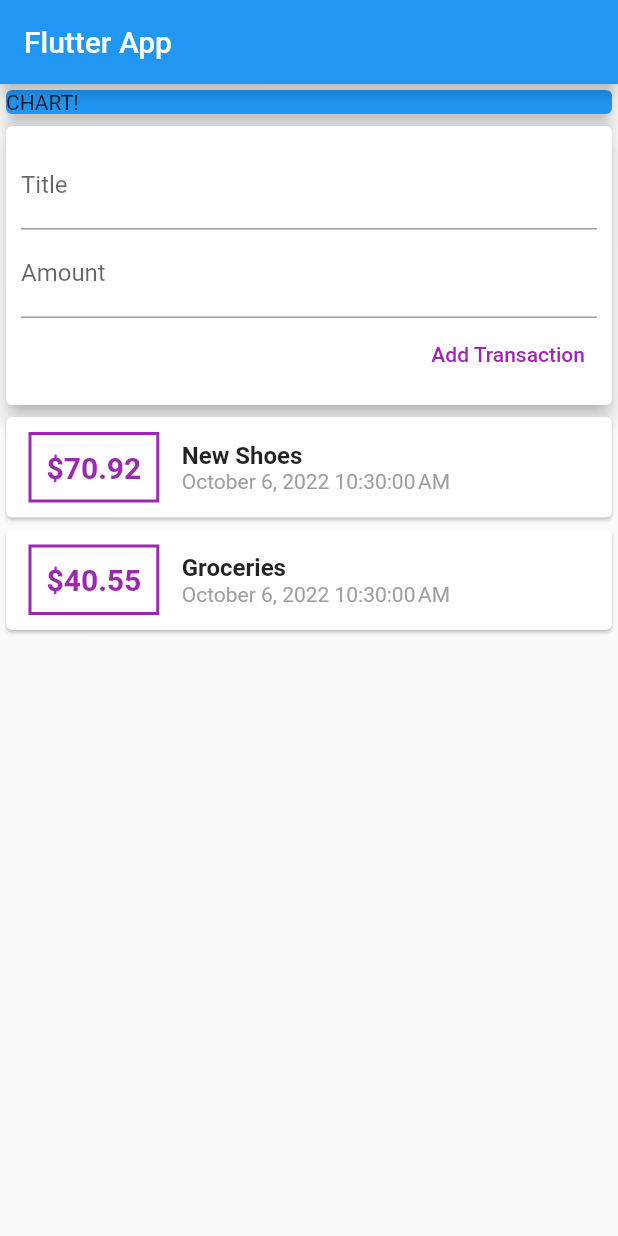
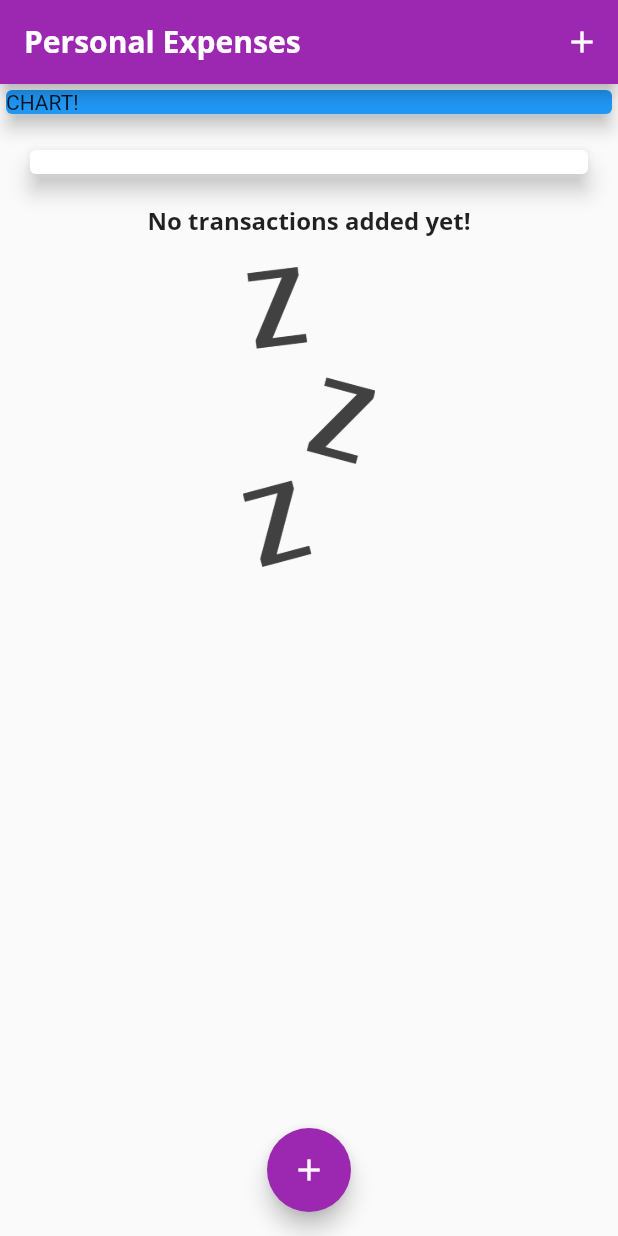
Before and after one commit to balakrishdq/expense_tracker_app, a Flutter app: the screen it shows after launch, on a phone screen of 412 x 824 dp. Run offline on Flutter 3.47's test engine with Material 2 defaults, Android fonts, the phone set to English and light mode, and no system bars; missing offline and left inert: dart:ffi.

Commit message:
till chart bar

```diff
--- a/lib/main.dart
+++ b/lib/main.dart
@@ -1,9 +1,10 @@
+import 'dart:ffi';
+
 import 'package:expense_tracker/models/transaction.dart';
+import 'package:expense_tracker/widgets/chart.dart';
 import 'package:expense_tracker/widgets/new_transaction.dart';
 import 'package:expense_tracker/widgets/transaction_list.dart';
-import 'package:expense_tracker/widgets/user_transactions.dart';
 import 'package:flutter/material.dart';
-import 'package:intl/intl.dart';
 
 void main() {
   runApp(const MyApp());
@@ -14,25 +15,102 @@ class MyApp extends StatelessWidget {
   @override
   Widget build(BuildContext context) {
     return MaterialApp(
-      title: 'Flutter Demo',
+      title: 'Personal Expenses',
       theme: ThemeData(
-        primarySwatch: Colors.blue,
+        primarySwatch: Colors.purple,
+        fontFamily: 'Quicksand',
+        textTheme: ThemeData.light().textTheme.copyWith(
+              titleMedium: TextStyle(
+                fontFamily: 'OpenSans',
+                fontWeight: FontWeight.bold,
+                fontSize: 16,
+              ),
+            ),
+        appBarTheme: AppBarTheme(
+          titleTextStyle: TextStyle(
+            fontFamily: 'OpenSans',
+            fontWeight: FontWeight.bold,
+            fontSize: 20,
+          ),
+        ),
       ),
       home: Homepage(),
     );
   }
 }
 
-class Homepage extends StatelessWidget {
+class Homepage extends StatefulWidget {
   Homepage({Key? key}) : super(key: key);
+
+  @override
+  State<Homepage> createState() => _HomepageState();
+}
+
+class _HomepageState extends State<Homepage> {
+  final List<Transaction> _userTransactions = [
+    // Transaction(
+    //   id: 't1',
+    //   title: 'New Shoes',
+    //   amount: 70.92,
+    //   date: DateTime.now(),
+    // ),
+    // Transaction(
+    //   id: 't2',
+    //   title: 'Groceries',
+    //   amount: 40.55,
+    //   date: DateTime.now(),
+    // ),
+  ];
+
+  List<Transaction> get _recentTransaction {
+    return _userTransactions.where((tx) {
+      return tx.date.isAfter(
+        DateTime.now().subtract(
+          Duration(days: 7),
+        ),
+      );
+    }).toList();
+  }
+
+  void _addNewTransactions(
+      String txTitle, double txAmount, DateTime chosenDate) {
+    final txNew = Transaction(
+      id: DateTime.now().toString(),
+      title: txTitle,
+      amount: txAmount,
+      date: chosenDate,
+    );
+    setState(() {
+      _userTransactions.add(txNew);
+    });
+  }
+
+  void startAddNewSheet(BuildContext ctx) {
+    showModalBottomSheet(
+        context: ctx,
+        builder: (bCtx) {
+          return GestureDetector(
+            onTap: () {},
+            child: NewTransaction(_addNewTransactions),
+            behavior: HitTestBehavior.opaque,
+          );
+        });
+  }
 
   @override
   Widget build(BuildContext context) {
     return Scaffold(
       appBar: AppBar(
-        title: Text('Flutter App'),
+        title: Text('Personal Expenses'),
+        actions: [
+          IconButton(
+            onPressed: () => startAddNewSheet(context),
+            icon: Icon(Icons.add),
+          )
+        ],
       ),
-      body: Column(
+      body: SingleChildScrollView(
+        child: Column(
           crossAxisAlignment: CrossAxisAlignment.stretch,
           children: [
             Container(
@@ -43,8 +121,17 @@ class Homepage extends StatelessWidget {
                 elevation: 5,
               ),
             ),
-          UserTransactions(),
+            Chart(_recentTransaction),
+            TransactionList(_userTransactions),
           ],
+        ),
+      ),
+      floatingActionButtonLocation: FloatingActionButtonLocation.centerFloat,
+      floatingActionButton: FloatingActionButton(
+        child: Icon(
+          Icons.add,
+        ),
+        onPressed: () => startAddNewSheet(context),
       ),
     );
   }
--- /dev/null
+++ b/lib/widgets/chart.dart
@@ -0,0 +1,62 @@
+import 'package:expense_tracker/models/transaction.dart';
+import 'package:expense_tracker/widgets/chart_bar.dart';
+import 'package:flutter/material.dart';
+import 'package:intl/intl.dart';
+
+class Chart extends StatelessWidget {
+  Chart(this.recentTransactions, {Key? key}) : super(key: key);
+
+  final List<Transaction> recentTransactions;
+
+  List<Map<String, Object>> get groupedTransactions {
+    return List.generate(7, (index) {
+      final weekDay = DateTime.now().subtract(
+        Duration(days: index),
+      );
+      var totalSum = 0.0;
+      for (var i = 0; i < recentTransactions.length; i++) {
+        if (recentTransactions[i].date.day == weekDay.day &&
+            recentTransactions[i].date.month == weekDay.month &&
+            recentTransactions[i].date.year == weekDay.year) {
+          totalSum += recentTransactions[i].amount;
+        }
+      }
+      return {
+        'day': DateFormat.E().format(weekDay).substring(0, 1),
+        'amount': totalSum,
+      };
+    }).reversed.toList();
+  }
+
+  double get maxSpending {
+    return groupedTransactions.fold(0.0, (sum, item) {
+      return sum + (item['amount'] as double);
+    });
+  }
+
+  @override
+  Widget build(BuildContext context) {
+    return Card(
+      elevation: 6,
+      margin: EdgeInsets.all(20),
+      child: Padding(
+        padding: const EdgeInsets.all(8.0),
+        // child: Row(
+        //   mainAxisAlignment: MainAxisAlignment.spaceAround,
+        //   children: groupedTransactions.map((data) {
+        //     return Flexible(
+        //       fit: FlexFit.tight,
+        //       child: ChartBar(
+        //         data['day'],
+        //         data['amount'],
+        //         maxSpending == 0.0
+        //             ? 0.0
+        //             : (data['amount'] as double) / maxSpending,
+        //       ),
+        //     );
+        //   }).toList(),
+        // ),
+      ),
+    );
+  }
+}
--- a/lib/widgets/transaction_list.dart
+++ b/lib/widgets/transaction_list.dart
@@ -8,8 +8,29 @@ class TransactionList extends StatelessWidget {
 
   @override
   Widget build(BuildContext context) {
-    return Column(
-      children: transactions.map((tx) {
+    return Container(
+      height: 300,
+      child: transactions.isEmpty
+          ? Column(
+              children: [
+                Text(
+                  'No transactions added yet!',
+                  style: Theme.of(context).textTheme.titleMedium,
+                ),
+                SizedBox(
+                  height: 20,
+                ),
+                Container(
+                  height: 200,
+                  child: Image.asset(
+                    "assets/images/waiting.png",
+                    fit: BoxFit.cover,
+                  ),
+                ),
+              ],
+            )
+          : ListView.builder(
+              itemBuilder: (ctx, index) {
                 return Card(
                   child: Row(
                     children: [
@@ -21,40 +42,39 @@ class TransactionList extends StatelessWidget {
                         decoration: BoxDecoration(
                           border: Border.all(
                             width: 2,
-                    color: Colors.purple,
+                            color: Theme.of(context).primaryColor,
                           ),
                         ),
                         padding: EdgeInsets.all(10),
                         child: Text(
-                  '\$${tx.amount}',
+                          '\$${transactions[index].amount.toStringAsFixed(2)}',
                           style: TextStyle(
                               fontWeight: FontWeight.bold,
                               fontSize: 20,
-                      color: Colors.purple),
+                              color: Theme.of(context).primaryColor),
                         ),
                       ),
                       Column(
                         crossAxisAlignment: CrossAxisAlignment.start,
                         children: [
                           Text(
-                    tx.title,
-                    style: TextStyle(
-                      fontSize: 16,
-                      fontWeight: FontWeight.bold,
-                    ),
+                            transactions[index].title,
+                            style: Theme.of(context).textTheme.titleMedium,
                           ),
                           Text(
-                    DateFormat().format(tx.date),
+                            DateFormat().format(transactions[index].date),
                             style: TextStyle(
                               color: Colors.grey,
                             ),
-                  )
+                          ),
                         ],
                       )
                     ],
                   ),
                 );
-      }).toList(),
+              },
+              itemCount: transactions.length,
+            ),
     );
   }
 }
--- a/lib/widgets/user_transactions.dart
+++ /dev/null
@@ -1,50 +0,0 @@
-import 'package:expense_tracker/models/transaction.dart';
-import 'package:expense_tracker/widgets/new_transaction.dart';
-import 'package:expense_tracker/widgets/transaction_list.dart';
-import 'package:flutter/material.dart';
-
-class UserTransactions extends StatefulWidget {
-  const UserTransactions({Key? key}) : super(key: key);
-
-  @override
-  State<UserTransactions> createState() => _UserTransactionsState();
-}
-
-class _UserTransactionsState extends State<UserTransactions> {
-  final List<Transaction> _userTransactions = [
-    Transaction(
-      id: 't1',
-      title: 'New Shoes',
-      amount: 70.92,
-      date: DateTime.now(),
-    ),
-    Transaction(
-      id: 't2',
-      title: 'Groceries',
-      amount: 40.55,
-      date: DateTime.now(),
-    ),
-  ];
-
-  void _addNewTransactions(String txTitle, double txAmount) {
-    final txNew = Transaction(
-      id: DateTime.now().toString(),
-      title: txTitle,
-      amount: txAmount,
-      date: DateTime.now(),
-    );
-    setState(() {
-      _userTransactions.add(txNew);
-    });
-  }
-
-  @override
-  Widget build(BuildContext context) {
-    return Column(
-      children: [
-        NewTransaction(),
-        TransactionList(_userTransactions),
-      ],
-    );
-  }
-}
```
Also changed, not shown: lib/widgets/chart_bar.dart (added, +59 -0 lines), lib/widgets/new_transaction.dart (+73 -7 lines), pubspec.yaml (+13 -14 lines), assets/fonts/OpenSans-Bold.ttf (added), assets/fonts/OpenSans-Regular.ttf (added), assets/fonts/Quicksand-Bold.ttf (added), assets/fonts/Quicksand-Light.ttf (added), assets/fonts/Quicksand-Medium.ttf (added), assets/fonts/Quicksand-Regular.ttf (added), assets/images/waiting.png (added). Lines whose indentation alone changed are shown as unchanged.
